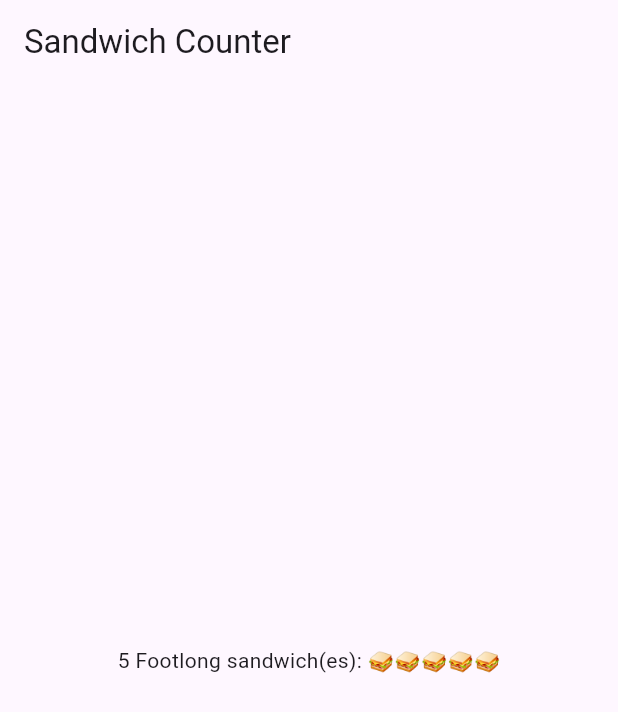
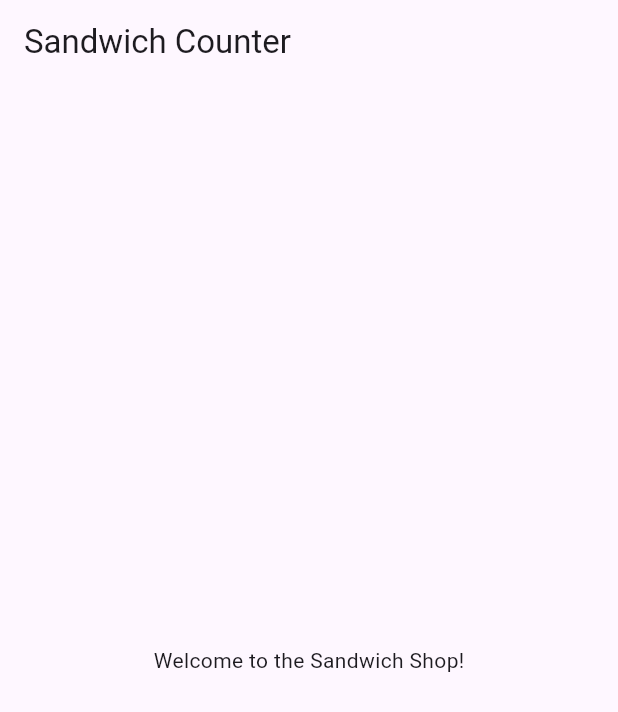
Before and after one commit to HLEBYSHEKXD/sandwich_shop, a Flutter app: the screen it shows after launch, on a phone screen of 412 x 824 dp. Shown: the top 712 px of the screen. Run offline on Flutter 3.47's test engine with Material 3 defaults, Android fonts, the phone set to English and light mode, and no system bars.

Commit message:
Change the displayable text

```diff
--- a/lib/main.dart
+++ b/lib/main.dart
@@ -14,7 +14,7 @@ class App extends StatelessWidget {
       home: Scaffold(
         appBar: AppBar(title: const Text('Sandwich Counter')),
         body: const Center(
-          child: OrderItemDisplay(5, 'Footlong'),
+          child: Text('Welcome to the Sandwich Shop!'),
         ),
       ),
     );
```
Also changed, not shown: 1 other file.
